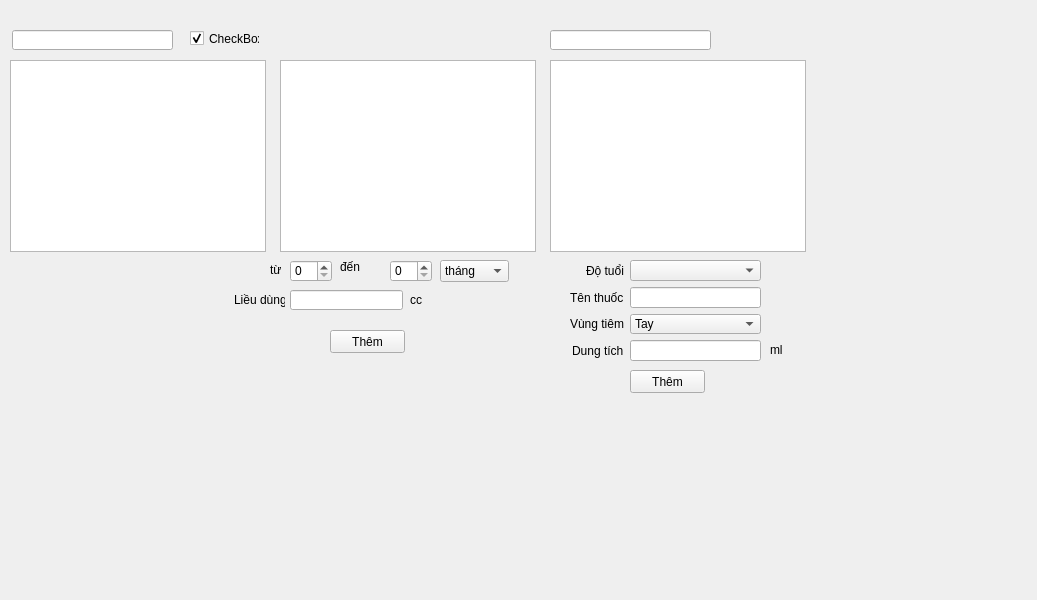
xdien/tcmr, file managebenhvathuoc.ui: the form before one commit.
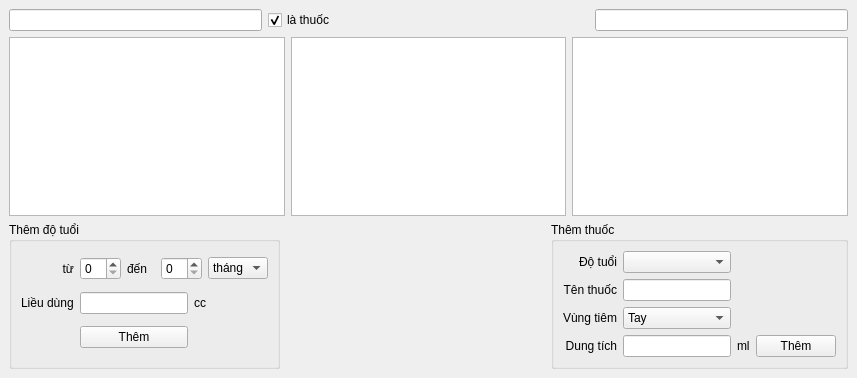
The form after the commit.

Patch:
```diff
--- a/managebenhvathuoc.ui
+++ b/managebenhvathuoc.ui
@@ -6,112 +6,120 @@
    <rect>
     <x>0</x>
     <y>0</y>
-    <width>1037</width>
-    <height>600</height>
+    <width>857</width>
+    <height>378</height>
    </rect>
   </property>
   <property name="windowTitle">
    <string>MainWindow</string>
   </property>
   <widget class="QWidget" name="centralwidget">
-   <widget class="QTableView" name="tableView_dsbenh">
-    <property name="geometry">
-     <rect>
-      <x>10</x>
-      <y>60</y>
-      <width>256</width>
-      <height>192</height>
-     </rect>
-    </property>
-   </widget>
-   <widget class="QTreeView" name="treeView_benhdcchon">
-    <property name="geometry">
-     <rect>
-      <x>280</x>
-      <y>60</y>
-      <width>256</width>
-      <height>192</height>
-     </rect>
-    </property>
-   </widget>
-   <widget class="QTableView" name="tableView_dsthuoc">
-    <property name="geometry">
-     <rect>
-      <x>550</x>
-      <y>60</y>
-      <width>256</width>
-      <height>192</height>
-     </rect>
-    </property>
-   </widget>
-   <widget class="QLineEdit" name="lineEdit">
-    <property name="geometry">
-     <rect>
-      <x>12</x>
-      <y>30</y>
-      <width>161</width>
-      <height>20</height>
-     </rect>
-    </property>
-   </widget>
+   <layout class="QVBoxLayout" name="verticalLayout_2">
+    <item>
+     <layout class="QHBoxLayout" name="horizontalLayout_2">
+      <item>
+       <widget class="QLineEdit" name="lineEdit"/>
+      </item>
+      <item>
    <widget class="QCheckBox" name="checkBox">
-    <property name="geometry">
-     <rect>
-      <x>190</x>
-      <y>30</y>
-      <width>70</width>
-      <height>17</height>
-     </rect>
-    </property>
     <property name="text">
-     <string>CheckBox</string>
+         <string>là thuốc</string>
     </property>
     <property name="checked">
      <bool>true</bool>
     </property>
    </widget>
-   <widget class="QSpinBox" name="spinBox">
-    <property name="geometry">
-     <rect>
-      <x>290</x>
-      <y>260</y>
-      <width>42</width>
-      <height>22</height>
-     </rect>
-    </property>
-   </widget>
-   <widget class="QSpinBox" name="spinBox_2">
-    <property name="geometry">
-     <rect>
-      <x>390</x>
-      <y>260</y>
-      <width>42</width>
-      <height>22</height>
-     </rect>
-    </property>
-   </widget>
+      </item>
+      <item>
+       <spacer name="horizontalSpacer_2">
+        <property name="orientation">
+         <enum>Qt::Horizontal</enum>
+        </property>
+        <property name="sizeHint" stdset="0">
+         <size>
+          <width>40</width>
+          <height>20</height>
+         </size>
+        </property>
+       </spacer>
+      </item>
+      <item>
+       <widget class="QLineEdit" name="lineEdit_tkthuoc"/>
+      </item>
+     </layout>
+    </item>
+    <item>
+     <layout class="QHBoxLayout" name="horizontalLayout_3">
+      <item>
+       <widget class="QTableView" name="tableView_dsbenh"/>
+      </item>
+      <item>
+       <widget class="QTreeView" name="treeView_benhdcchon"/>
+      </item>
+      <item>
+       <widget class="QTableView" name="tableView_dsthuoc"/>
+      </item>
+     </layout>
+    </item>
+    <item>
+     <layout class="QGridLayout" name="gridLayout_3">
+      <item row="0" column="0">
+       <widget class="QGroupBox" name="groupBox">
+        <property name="title">
+         <string>Thêm độ tuổi</string>
+        </property>
+        <layout class="QHBoxLayout" name="horizontalLayout">
+         <item>
+          <layout class="QGridLayout" name="gridLayout">
+           <item row="0" column="1">
+            <widget class="QSpinBox" name="spinBox"/>
+           </item>
+           <item row="0" column="0">
+            <widget class="QLabel" name="label_8">
+             <property name="text">
+              <string>từ</string>
+             </property>
+             <property name="alignment">
+              <set>Qt::AlignRight|Qt::AlignTrailing|Qt::AlignVCenter</set>
+             </property>
+            </widget>
+           </item>
+           <item row="1" column="0">
+            <widget class="QLabel" name="label_7">
+             <property name="text">
+              <string>Liều dùng</string>
+             </property>
+            </widget>
+           </item>
+           <item row="2" column="1" colspan="3">
+            <widget class="QPushButton" name="pushButton_themdotuoi">
+             <property name="text">
+              <string>Thêm</string>
+             </property>
+            </widget>
+           </item>
+           <item row="1" column="4" colspan="2">
+            <widget class="QLabel" name="label_9">
+             <property name="text">
+              <string>cc</string>
+             </property>
+            </widget>
+           </item>
+           <item row="0" column="2">
    <widget class="QLabel" name="label">
-    <property name="geometry">
-     <rect>
-      <x>340</x>
-      <y>260</y>
-      <width>47</width>
-      <height>13</height>
-     </rect>
-    </property>
     <property name="text">
      <string>đến</string>
     </property>
    </widget>
+           </item>
+           <item row="1" column="1" colspan="3">
+            <widget class="QLineEdit" name="lineEdit_lieudung"/>
+           </item>
+           <item row="0" column="3" colspan="2">
+            <widget class="QSpinBox" name="spinBox_2"/>
+           </item>
+           <item row="0" column="5">
    <widget class="QComboBox" name="comboBox_thangnam">
-    <property name="geometry">
-     <rect>
-      <x>440</x>
-      <y>260</y>
-      <width>69</width>
-      <height>22</height>
-     </rect>
-    </property>
     <item>
      <property name="text">
       <string>tháng</string>
@@ -123,125 +131,71 @@
      </property>
     </item>
    </widget>
-   <widget class="QLineEdit" name="lineEdit_lieudung">
-    <property name="geometry">
-     <rect>
-      <x>290</x>
-      <y>290</y>
-      <width>113</width>
-      <height>20</height>
-     </rect>
-    </property>
-   </widget>
+           </item>
+          </layout>
+         </item>
+        </layout>
+       </widget>
+      </item>
+      <item row="0" column="1">
+       <spacer name="horizontalSpacer">
+        <property name="orientation">
+         <enum>Qt::Horizontal</enum>
+        </property>
+        <property name="sizeHint" stdset="0">
+         <size>
+          <width>40</width>
+          <height>20</height>
+         </size>
+        </property>
+       </spacer>
+      </item>
+      <item row="0" column="2">
+       <widget class="QGroupBox" name="groupBox_2">
+        <property name="title">
+         <string>Thêm thuốc</string>
+        </property>
+        <layout class="QVBoxLayout" name="verticalLayout">
+         <item>
+          <layout class="QGridLayout" name="gridLayout_2">
+           <item row="3" column="4">
    <widget class="QPushButton" name="pushButton_themthuoc">
-    <property name="geometry">
-     <rect>
-      <x>630</x>
-      <y>370</y>
-      <width>75</width>
-      <height>23</height>
-     </rect>
-    </property>
     <property name="text">
      <string>Thêm</string>
     </property>
    </widget>
-   <widget class="QPushButton" name="pushButton_themdotuoi">
-    <property name="geometry">
-     <rect>
-      <x>330</x>
-      <y>330</y>
-      <width>75</width>
-      <height>23</height>
-     </rect>
-    </property>
-    <property name="text">
-     <string>Thêm</string>
-    </property>
-   </widget>
-   <widget class="QLabel" name="label_7">
-    <property name="geometry">
-     <rect>
-      <x>234</x>
-      <y>290</y>
-      <width>51</width>
-      <height>20</height>
-     </rect>
-    </property>
-    <property name="text">
-     <string>Liều dùng</string>
-    </property>
-   </widget>
-   <widget class="QLabel" name="label_8">
-    <property name="geometry">
-     <rect>
-      <x>270</x>
-      <y>260</y>
-      <width>21</width>
-      <height>20</height>
-     </rect>
-    </property>
-    <property name="text">
-     <string>từ</string>
-    </property>
-   </widget>
-   <widget class="QLabel" name="label_9">
-    <property name="geometry">
-     <rect>
-      <x>410</x>
-      <y>290</y>
-      <width>51</width>
-      <height>20</height>
-     </rect>
-    </property>
-    <property name="text">
-     <string>cc</string>
-    </property>
-   </widget>
-   <widget class="QLabel" name="label_10">
-    <property name="geometry">
-     <rect>
-      <x>770</x>
-      <y>340</y>
-      <width>51</width>
-      <height>20</height>
-     </rect>
-    </property>
-    <property name="text">
-     <string>ml</string>
-    </property>
-   </widget>
-   <widget class="QWidget" name="layoutWidget">
-    <property name="geometry">
-     <rect>
-      <x>570</x>
-      <y>260</y>
-      <width>191</width>
-      <height>101</height>
-     </rect>
-    </property>
-    <layout class="QFormLayout" name="formLayout">
-     <property name="fieldGrowthPolicy">
-      <enum>QFormLayout::AllNonFixedFieldsGrow</enum>
-     </property>
-     <property name="labelAlignment">
-      <set>Qt::AlignRight|Qt::AlignTrailing|Qt::AlignVCenter</set>
-     </property>
-     <item row="1" column="0">
-      <widget class="QLabel" name="label_3">
-       <property name="text">
-        <string>Tên thuốc</string>
-       </property>
-      </widget>
-     </item>
-     <item row="1" column="1">
-      <widget class="QLineEdit" name="lineEdit_tenthuoc"/>
      </item>
      <item row="2" column="0">
       <widget class="QLabel" name="label_6">
        <property name="text">
         <string>Vùng tiêm</string>
        </property>
+             <property name="alignment">
+              <set>Qt::AlignRight|Qt::AlignTrailing|Qt::AlignVCenter</set>
+             </property>
+            </widget>
+           </item>
+           <item row="0" column="0">
+            <widget class="QLabel" name="label_4">
+             <property name="text">
+              <string>Độ tuổi</string>
+             </property>
+             <property name="alignment">
+              <set>Qt::AlignRight|Qt::AlignTrailing|Qt::AlignVCenter</set>
+             </property>
+            </widget>
+           </item>
+           <item row="1" column="1">
+            <widget class="QLineEdit" name="lineEdit_tenthuoc"/>
+           </item>
+           <item row="0" column="1">
+            <widget class="QComboBox" name="comboBox_2"/>
+           </item>
+           <item row="3" column="3">
+            <widget class="QLabel" name="label_10">
+             <property name="text">
+              <string>ml</string>
+             </property>
       </widget>
      </item>
      <item row="2" column="1">
@@ -258,38 +212,44 @@
        </item>
       </widget>
      </item>
+           <item row="1" column="0">
+            <widget class="QLabel" name="label_3">
+             <property name="text">
+              <string>Tên thuốc</string>
+             </property>
+             <property name="alignment">
+              <set>Qt::AlignRight|Qt::AlignTrailing|Qt::AlignVCenter</set>
+             </property>
+            </widget>
+           </item>
+           <item row="3" column="1">
+            <widget class="QLineEdit" name="lineEdit_dungtich"/>
+           </item>
      <item row="3" column="0">
       <widget class="QLabel" name="label_5">
        <property name="text">
         <string>Dung tích</string>
        </property>
-      </widget>
-     </item>
-     <item row="3" column="1">
-      <widget class="QLineEdit" name="lineEdit_dungtich"/>
-     </item>
-     <item row="0" column="0">
-      <widget class="QLabel" name="label_4">
-       <property name="text">
-        <string>Độ tuổi</string>
-       </property>
-      </widget>
-     </item>
-     <item row="0" column="1">
-      <widget class="QComboBox" name="comboBox_2"/>
-     </item>
-    </layout>
-   </widget>
-   <widget class="QLineEdit" name="lineEdit_tkthuoc">
-    <property name="geometry">
-     <rect>
-      <x>550</x>
-      <y>30</y>
-      <width>161</width>
-      <height>20</height>
-     </rect>
-    </property>
-   </widget>
+             <property name="alignment">
+              <set>Qt::AlignRight|Qt::AlignTrailing|Qt::AlignVCenter</set>
+             </property>
+            </widget>
+           </item>
+          </layout>
+         </item>
+         <item>
+          <layout class="QFormLayout" name="formLayout">
+           <property name="fieldGrowthPolicy">
+            <enum>QFormLayout::AllNonFixedFieldsGrow</enum>
+           </property>
+          </layout>
+         </item>
+        </layout>
+       </widget>
+      </item>
+     </layout>
+    </item>
+   </layout>
   </widget>
  </widget>
  <resources/>
```
Lines whose indentation alone changed are shown as unchanged.
